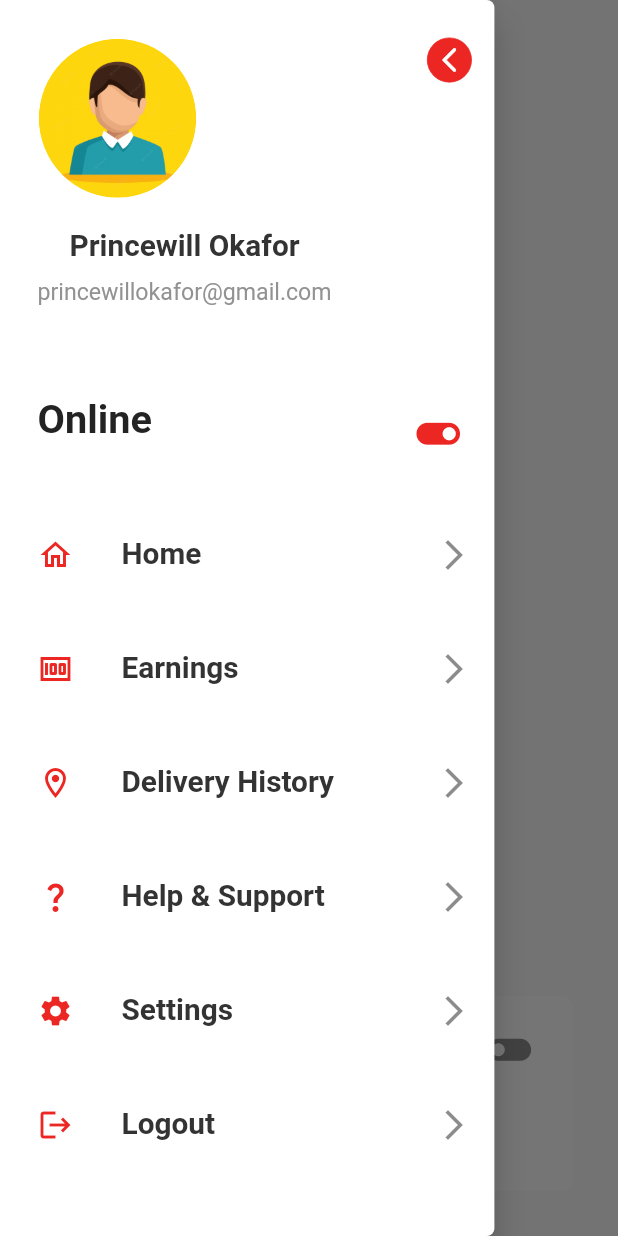
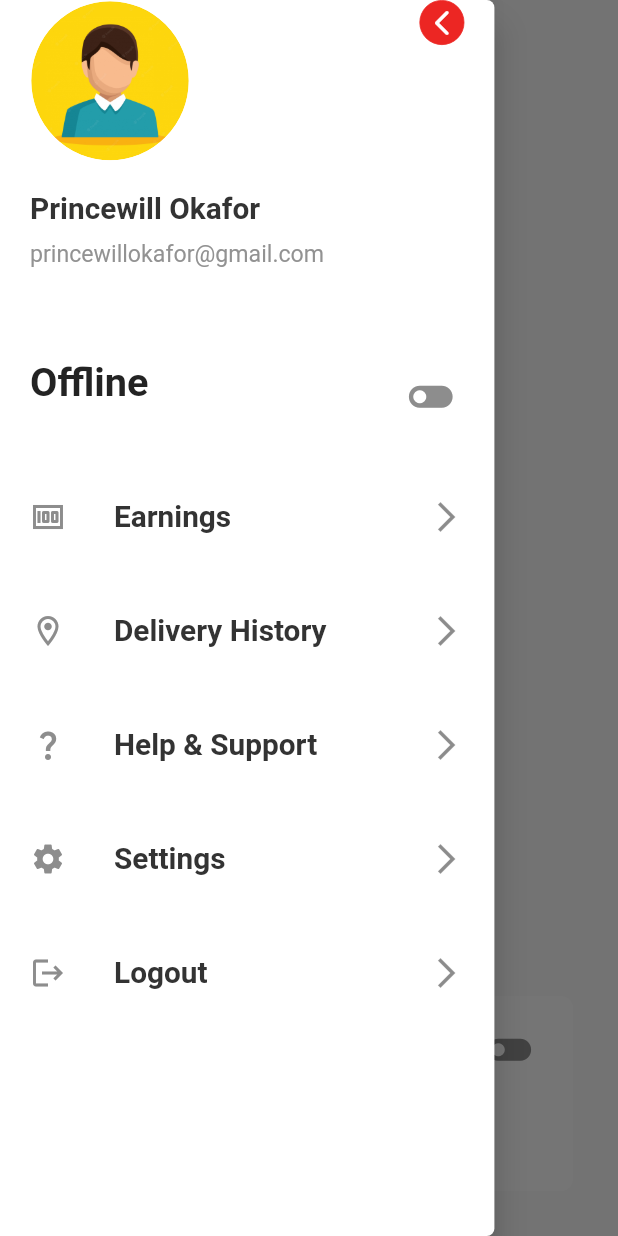
Before and after one commit to bomach-group-company/benji_rider, a Flutter app: the screen it shows after launch, with the side drawer open, on a phone screen of 412 x 824 dp. Run offline on Flutter 3.47's test engine with Material 2 defaults, Android fonts, the phone set to English and light mode, and no system bars; our stand-ins replace firebase_auth, flutter_pw_validator, flutter_spinkit, get, google_fonts, google_maps_flutter and 2 more; accounts and stored records are empty; Roboto replaces fonts that are missing (Sen); project files that could hold a hidden picture were left out.

Commit message:
refactored code

```diff
--- a/lib/src/common_widgets/drawer.dart
+++ b/lib/src/common_widgets/drawer.dart
@@ -1,3 +1,4 @@
+// ignore_for_file: public_member_api_docs, sort_constructors_first
 import 'package:benji_rider/app/earning/earning.dart';
 import 'package:flutter/material.dart';
 
@@ -7,21 +8,19 @@ import '../providers/constants.dart';
 import 'list_tile.dart';
 
 class MyDrawer extends StatefulWidget {
-  const MyDrawer({super.key});
+  final bool isOnline;
+  final Function() toggleOnline;
+  const MyDrawer({
+    Key? key,
+    required this.isOnline,
+    required this.toggleOnline,
+  }) : super(key: key);
 
   @override
   State<MyDrawer> createState() => _MyDrawerState();
 }
 
 class _MyDrawerState extends State<MyDrawer> {
-  bool isOnline = true;
-
-  void toggleOnline() {
-    setState(() {
-      isOnline = !isOnline;
-    });
-  }
-
   @override
   Widget build(BuildContext context) {
     return Drawer(
@@ -35,13 +34,9 @@ class _MyDrawerState extends State<MyDrawer> {
       ),
       width: MediaQuery.of(context).size.width * 0.8,
       child: Padding(
-        padding: const EdgeInsets.only(
-          left: 25.0,
-          top: 25.0,
-          right: 15,
-          bottom: 25.0,
-        ),
+        padding: const EdgeInsets.symmetric(horizontal: kDefaultPadding),
         child: ListView(
+          physics: const BouncingScrollPhysics(),
           children: [
             Row(
               mainAxisAlignment: MainAxisAlignment.spaceBetween,
@@ -65,7 +60,7 @@ class _MyDrawerState extends State<MyDrawer> {
                     ),
                   ),
                 ),
-                GestureDetector(
+                InkWell(
                   onTap: () {
                     Navigator.of(context).pop();
                   },
@@ -79,9 +74,7 @@ class _MyDrawerState extends State<MyDrawer> {
                           width: 0.50,
                           color: kAccentColor,
                         ),
-                        borderRadius: BorderRadius.circular(
-                          24,
-                        ),
+                        borderRadius: BorderRadius.circular(24),
                       ),
                     ),
                     child: const Icon(
@@ -98,6 +91,7 @@ class _MyDrawerState extends State<MyDrawer> {
               margin: const EdgeInsets.only(top: kDefaultPadding),
               width: MediaQuery.of(context).size.width * 0.4,
               child: const Column(
+                crossAxisAlignment: CrossAxisAlignment.start,
                 children: [
                   Text(
                     'Princewill Okafor',
@@ -105,7 +99,6 @@ class _MyDrawerState extends State<MyDrawer> {
                     style: TextStyle(
                       color: Color(0xFF333333),
                       fontSize: 19.86,
-                      fontFamily: 'Sen',
                       fontWeight: FontWeight.w700,
                     ),
                   ),
@@ -117,9 +110,7 @@ class _MyDrawerState extends State<MyDrawer> {
                     style: TextStyle(
                       color: Color(0xFF929292),
                       fontSize: 15.44,
-                      fontFamily: 'Sen',
                       fontWeight: FontWeight.w400,
-                      // height: 2,
                     ),
                   )
                 ],
@@ -133,21 +124,22 @@ class _MyDrawerState extends State<MyDrawer> {
               crossAxisAlignment: CrossAxisAlignment.start,
               children: [
                 Text(
-                  isOnline ? 'Online' : 'Offline',
+                  widget.isOnline ? 'Online' : 'Offline',
                   textAlign: TextAlign.center,
                   style: const TextStyle(
                     color: Color(0xFF232323),
                     fontSize: 26.47,
-                    fontFamily: 'Sen',
                     fontWeight: FontWeight.w700,
                   ),
                 ),
                 IconButton(
                   splashRadius: 5,
-                  onPressed: toggleOnline,
+                  onPressed: widget.toggleOnline,
                   icon: Icon(
-                    isOnline ? Icons.toggle_on : Icons.toggle_off,
-                    color: isOnline ? kAccentColor : const Color(0xFF8D8D8D),
+                    widget.isOnline ? Icons.toggle_on : Icons.toggle_off,
+                    color: widget.isOnline
+                        ? kAccentColor
+                        : const Color(0xFF8D8D8D),
                     size: 35,
                   ),
                 ),
@@ -155,14 +147,8 @@ class _MyDrawerState extends State<MyDrawer> {
             ),
             kSizedBox,
             MyListTile(
-              text: 'Home',
-              isOnline: isOnline,
-              icon: Icons.home_outlined,
-              nav: () {},
-            ),
-            MyListTile(
               text: 'Earnings',
-              isOnline: isOnline,
+              isOnline: widget.isOnline,
               icon: Icons.money,
               nav: () {
                 Navigator.of(context).push(
@@ -176,7 +162,7 @@ class _MyDrawerState extends State<MyDrawer> {
             ),
             MyListTile(
               text: 'Delivery History',
-              isOnline: isOnline,
+              isOnline: widget.isOnline,
               icon: Icons.location_on_outlined,
               nav: () {
                 Navigator.of(context).push(
@@ -190,19 +176,19 @@ class _MyDrawerState extends State<MyDrawer> {
             ),
             MyListTile(
               text: 'Help & Support',
-              isOnline: isOnline,
+              isOnline: widget.isOnline,
               icon: Icons.question_mark_outlined,
               nav: () {},
             ),
             MyListTile(
               text: 'Settings',
-              isOnline: isOnline,
+              isOnline: widget.isOnline,
               icon: Icons.settings,
               nav: () {},
             ),
             MyListTile(
               text: 'Logout',
-              isOnline: isOnline,
+              isOnline: widget.isOnline,
               icon: Icons.logout,
               nav: () {},
             ),
--- a/lib/src/common_widgets/list_tile.dart
+++ b/lib/src/common_widgets/list_tile.dart
@@ -22,9 +22,8 @@ class MyListTile extends StatefulWidget {
 class _MyListTileState extends State<MyListTile> {
   @override
   Widget build(BuildContext context) {
-    return GestureDetector(
+    return ListTile(
       onTap: widget.nav,
-      child: ListTile(
       contentPadding: const EdgeInsets.symmetric(vertical: 10, horizontal: 0),
       leading: Icon(
         widget.icon,
@@ -36,12 +35,10 @@ class _MyListTileState extends State<MyListTile> {
         style: const TextStyle(
           color: Color(0xFF333333),
           fontSize: 19.86,
-            fontFamily: 'Sen',
           fontWeight: FontWeight.w700,
         ),
       ),
       trailing: const Icon(Icons.arrow_forward_ios),
-      ),
     );
   }
 }
```
Also changed, not shown: lib/src/common_widgets/my appbar.dart (+6 -29 lines). Lines whose indentation alone changed are shown as unchanged.
